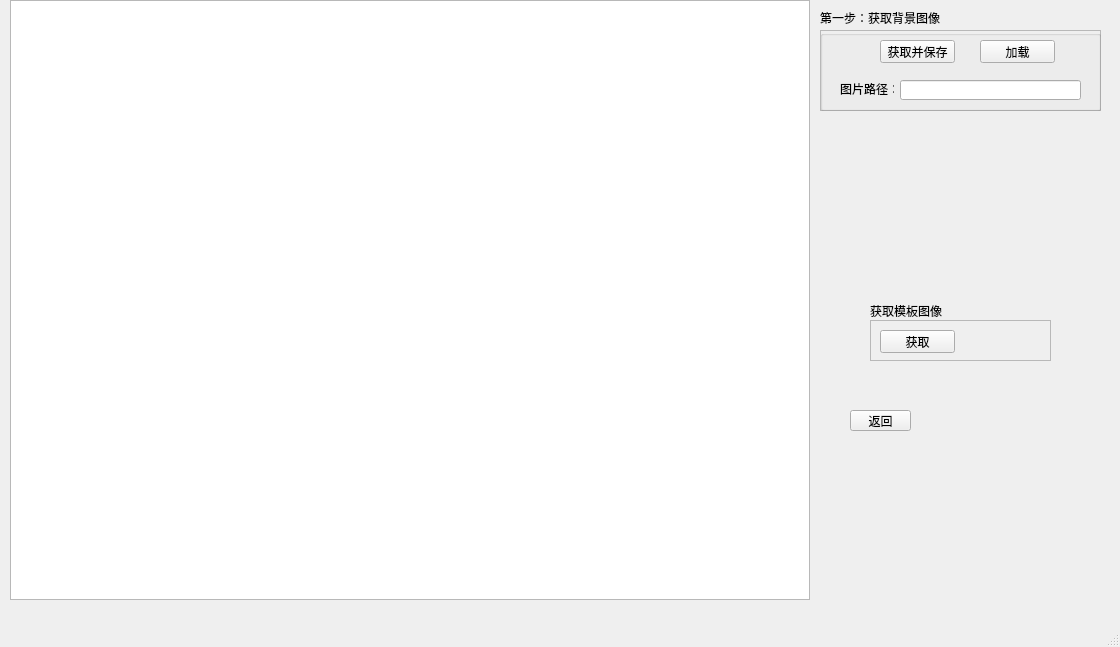
The window that QtCamUse2/QtCamUse_move.ui (sykzhong/QtCamUse) describes before a commit, drawn with Qt 5.
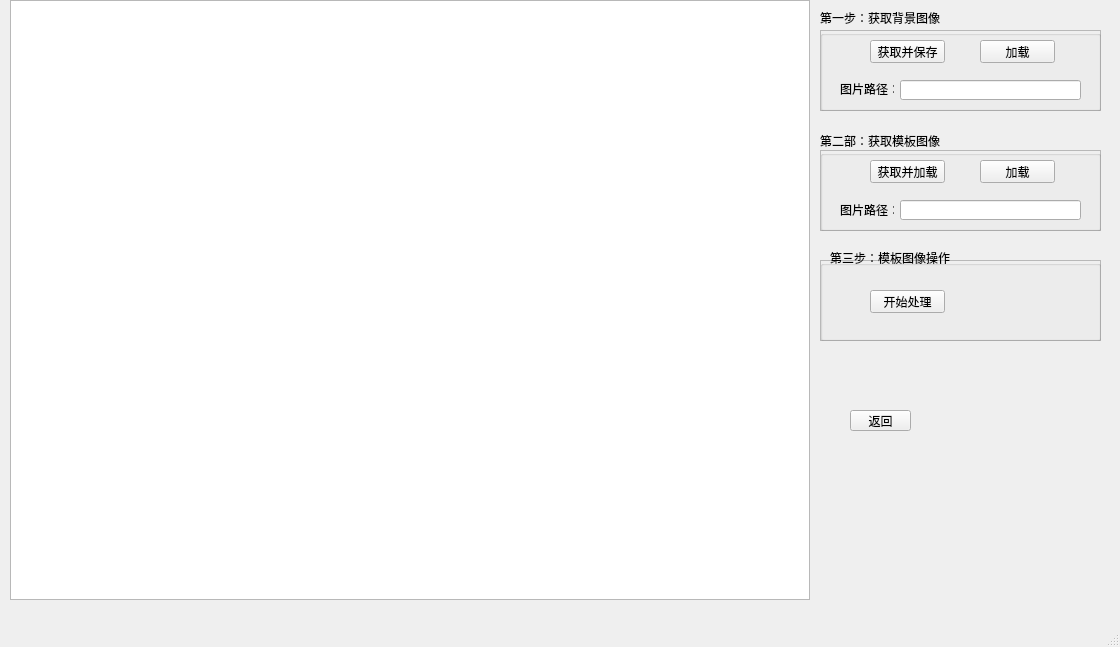
The same window after the commit.

Commit message: 初步实现模板图像处理结果查看功能

```diff
--- a/QtCamUse2/QtCamUse_move.ui
+++ b/QtCamUse2/QtCamUse_move.ui
@@ -27,13 +27,13 @@
      </rect>
     </property>
    </widget>
-   <widget class="QFrame" name="frame">
+   <widget class="QFrame" name="frame_template">
     <property name="geometry">
      <rect>
-      <x>870</x>
-      <y>320</y>
-      <width>181</width>
-      <height>41</height>
+      <x>820</x>
+      <y>150</y>
+      <width>281</width>
+      <height>81</height>
      </rect>
     </property>
     <property name="frameShape">
@@ -42,31 +42,86 @@
     <property name="frameShadow">
      <enum>QFrame::Raised</enum>
     </property>
-    <widget class="QPushButton" name="pushButton_get_template">
+    <widget class="QGroupBox" name="groupBox_2">
      <property name="geometry">
       <rect>
-       <x>10</x>
-       <y>10</y>
-       <width>75</width>
-       <height>23</height>
+       <x>0</x>
+       <y>0</y>
+       <width>281</width>
+       <height>81</height>
       </rect>
      </property>
-     <property name="text">
-      <string>获取</string>
+     <property name="title">
+      <string/>
      </property>
+     <widget class="QPushButton" name="pushButton_get_template_save">
+      <property name="geometry">
+       <rect>
+        <x>50</x>
+        <y>10</y>
+        <width>75</width>
+        <height>23</height>
+       </rect>
+      </property>
+      <property name="text">
+       <string>获取并加载</string>
+      </property>
+     </widget>
+     <widget class="QPushButton" name="pushButton_get_template_load">
+      <property name="geometry">
+       <rect>
+        <x>160</x>
+        <y>10</y>
+        <width>75</width>
+        <height>23</height>
+       </rect>
+      </property>
+      <property name="text">
+       <string>加载</string>
+      </property>
+     </widget>
+     <widget class="QLabel" name="label_4">
+      <property name="geometry">
+       <rect>
+        <x>20</x>
+        <y>54</y>
+        <width>54</width>
+        <height>12</height>
+       </rect>
+      </property>
+      <property name="text">
+       <string>图片路径：</string>
+      </property>
+     </widget>
+     <widget class="QLineEdit" name="lineEdit_get_template_path">
+      <property name="enabled">
+       <bool>true</bool>
+      </property>
+      <property name="geometry">
+       <rect>
+        <x>80</x>
+        <y>50</y>
+        <width>181</width>
+        <height>20</height>
+       </rect>
+      </property>
+      <property name="acceptDrops">
+       <bool>true</bool>
+      </property>
+     </widget>
     </widget>
    </widget>
    <widget class="QLabel" name="label">
     <property name="geometry">
      <rect>
-      <x>870</x>
-      <y>300</y>
-      <width>81</width>
+      <x>820</x>
+      <y>130</y>
+      <width>121</width>
       <height>21</height>
      </rect>
     </property>
     <property name="text">
-     <string>获取模板图像</string>
+     <string>第二部：获取模板图像</string>
     </property>
    </widget>
    <widget class="QPushButton" name="pushButton_back_to_mainwindow">
@@ -125,7 +180,7 @@
      <widget class="QPushButton" name="pushButton_get_back_save">
       <property name="geometry">
        <rect>
-        <x>60</x>
+        <x>50</x>
         <y>10</y>
         <width>75</width>
         <height>23</height>
@@ -179,6 +234,61 @@
      </widget>
     </widget>
    </widget>
+   <widget class="QFrame" name="frame">
+    <property name="geometry">
+     <rect>
+      <x>820</x>
+      <y>260</y>
+      <width>281</width>
+      <height>81</height>
+     </rect>
+    </property>
+    <property name="frameShape">
+     <enum>QFrame::StyledPanel</enum>
+    </property>
+    <property name="frameShadow">
+     <enum>QFrame::Raised</enum>
+    </property>
+    <widget class="QGroupBox" name="groupBox_3">
+     <property name="geometry">
+      <rect>
+       <x>0</x>
+       <y>0</y>
+       <width>281</width>
+       <height>81</height>
+      </rect>
+     </property>
+     <property name="title">
+      <string/>
+     </property>
+     <widget class="QPushButton" name="pushButton_image_process">
+      <property name="geometry">
+       <rect>
+        <x>50</x>
+        <y>30</y>
+        <width>75</width>
+        <height>23</height>
+       </rect>
+      </property>
+      <property name="text">
+       <string>开始处理</string>
+      </property>
+     </widget>
+    </widget>
+   </widget>
+   <widget class="QLabel" name="label_5">
+    <property name="geometry">
+     <rect>
+      <x>830</x>
+      <y>250</y>
+      <width>121</width>
+      <height>16</height>
+     </rect>
+    </property>
+    <property name="text">
+     <string>第三步：模板图像操作</string>
+    </property>
+   </widget>
   </widget>
   <widget class="QStatusBar" name="statusbar"/>
  </widget>
```
Left out of the diff: 2 changed lines with no effect on the pictures. The commit also changes 46 other files.
